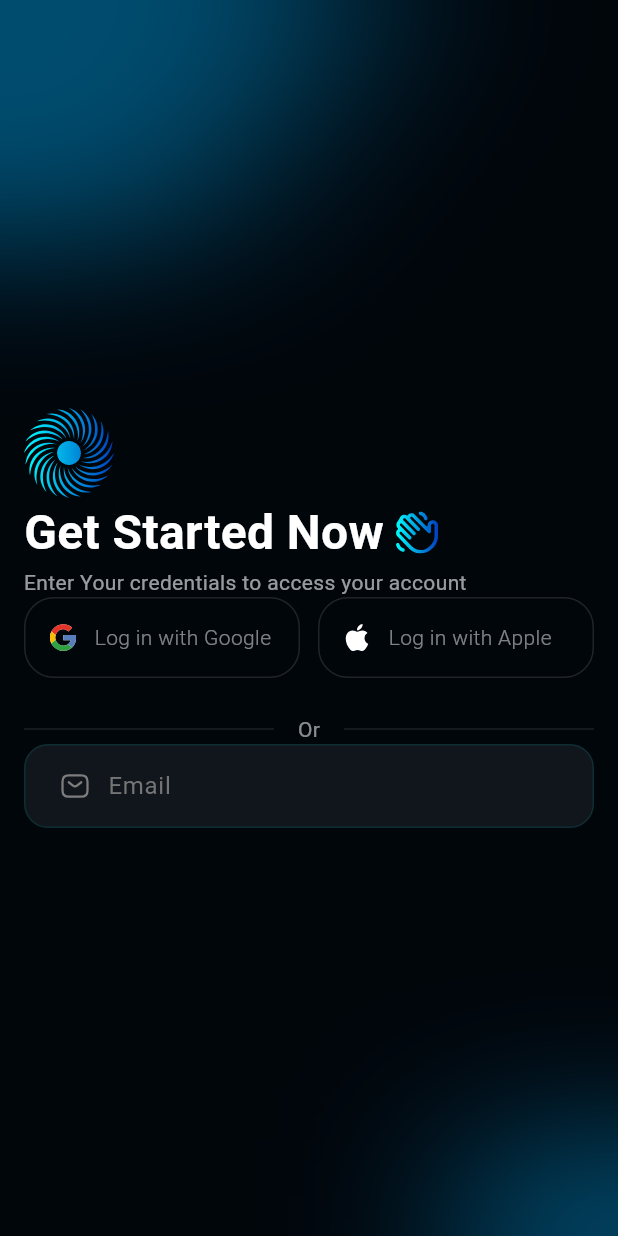
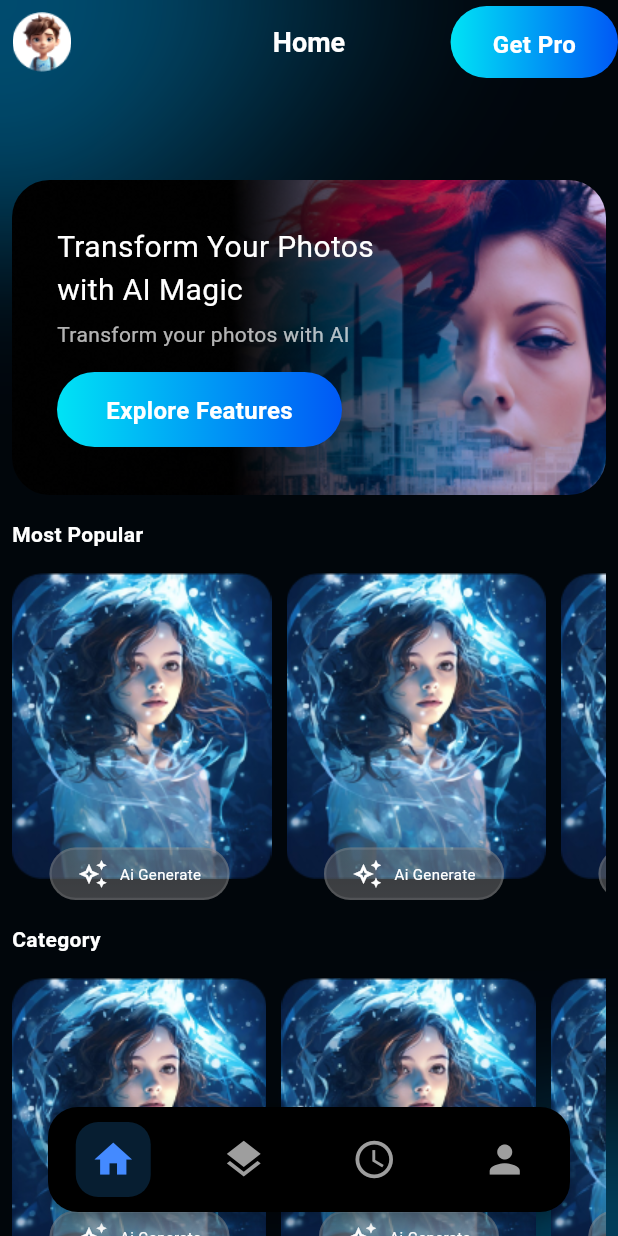
Before and after one commit to hasanchowdhury-codezzi/design-test, a Flutter app: the CustomScaffold screen opened directly, after a tap on "Log in with Google", on a phone screen of 412 x 824 dp. Run offline on Flutter 3.47's test engine with Material 3 defaults, Android fonts, the phone set to English and light mode, and no system bars; our stand-ins replace flutter_svg.

```diff
--- a/lib/main.dart
+++ b/lib/main.dart
@@ -16,8 +16,8 @@ class MyApp extends StatelessWidget {
       debugShowCheckedModeBanner: false,
       theme: ThemeData(
         colorScheme: ColorScheme.fromSeed(seedColor: Colors.deepPurple),
-        textTheme: TextTheme(
-          bodyMedium: const TextStyle(color: Colors.white),
+        textTheme: const TextTheme(
+          bodyMedium: TextStyle(color: Colors.white),
         ),
         useMaterial3: true,
       ),
--- /dev/null
+++ b/lib/screens/home/components/category_custom_card.dart
@@ -0,0 +1,83 @@
+import 'package:flutter/material.dart';
+
+class CategoryCustomCard extends StatelessWidget {
+  const CategoryCustomCard({super.key});
+
+  @override
+  Widget build(BuildContext context) {
+    return SizedBox(
+      height: 200,
+      child: ListView.separated(
+          scrollDirection: Axis.horizontal,
+          itemBuilder: (context, index) {
+            return SizedBox(
+              height: 218,
+              child: Stack(
+                // alignment: Alignment.centerLeft,
+                children: [
+                  Image.asset('assets/images/popular_image1.png'),
+                  Positioned(
+                    bottom: 10,
+                    left: 25,
+                    child: Row(
+                      children: [
+                        InkWell(
+                          onTap: () {},
+                          highlightColor: Colors.transparent,
+                          splashColor: Colors.transparent,
+                          child: Container(
+                            width: 120,
+                            height: 35,
+                            decoration: BoxDecoration(
+                              boxShadow: [
+                                BoxShadow(
+                                  color: Colors.white.withOpacity(0.3),
+                                )
+                              ],
+                              gradient: LinearGradient(
+                                begin: Alignment.topCenter,
+                                end: Alignment.bottomCenter,
+                                colors: [
+                                  Colors.black.withOpacity(0.3),
+                                  Colors.black.withOpacity(0.2),
+                                ],
+                              ),
+                              borderRadius: BorderRadius.circular(75.0),
+                              border: Border.all(
+                                color: Colors.white.withOpacity(0.1),
+                                width: 1.5,
+                              ),
+                            ),
+                            alignment: Alignment.center,
+                            child: const Row(
+                              mainAxisAlignment: MainAxisAlignment.center,
+                              children: [
+                                Icon(Icons.auto_awesome_outlined, color: Colors.white, size: 20),
+                                SizedBox(width: 8),
+                                Text(
+                                  'Ai Generate',
+                                  style: TextStyle(
+                                    color: Colors.white,
+                                    fontSize: 10,
+                                  ),
+                                ),
+                              ],
+                            ),
+                          ),
+                        ),
+                      ],
+                    ),
+                  ),
+                ],
+              ),
+            );
+          },
+          separatorBuilder: (context, index) {
+            return const SizedBox(
+              width: 10,
+            );
+          },
+          itemCount: 4),
+    );
+  }
+}
--- /dev/null
+++ b/lib/screens/home/components/popular_custom_card.dart
@@ -0,0 +1,85 @@
+import 'package:flutter/material.dart';
+
+class PopularCustomCard extends StatelessWidget {
+  const PopularCustomCard({
+    super.key,
+  });
+
+  @override
+  Widget build(BuildContext context) {
+    return SizedBox(
+      height: 218,
+      child: ListView.separated(
+          scrollDirection: Axis.horizontal,
+          itemBuilder: (context, index) {
+            return SizedBox(
+              height: 218,
+              child: Stack(
+                // alignment: Alignment.centerLeft,
+                children: [
+                  Image.asset('assets/images/popular_image1.png'),
+                  Positioned(
+                    bottom: 00,
+                    left: 25,
+                    child: Row(
+                      children: [
+                        InkWell(
+                          onTap: () {},
+                          highlightColor: Colors.transparent,
+                          splashColor: Colors.transparent,
+                          child: Container(
+                            width: 120,
+                            height: 35,
+                            decoration: BoxDecoration(
+                              boxShadow: [
+                                BoxShadow(
+                                  color: Colors.white.withOpacity(0.3),
+                                )
+                              ],
+                              gradient: LinearGradient(
+                                begin: Alignment.topCenter,
+                                end: Alignment.bottomCenter,
+                                colors: [
+                                  Colors.black.withOpacity(0.3),
+                                  Colors.black.withOpacity(0.2),
+                                ],
+                              ),
+                              borderRadius: BorderRadius.circular(75.0),
+                              border: Border.all(
+                                color: Colors.white.withOpacity(0.1),
+                                width: 1.5,
+                              ),
+                            ),
+                            alignment: Alignment.center,
+                            child: const Row(
+                              mainAxisAlignment: MainAxisAlignment.center,
+                              children: [
+                                Icon(Icons.auto_awesome_outlined, color: Colors.white, size: 20),
+                                SizedBox(width: 8),
+                                Text(
+                                  'Ai Generate',
+                                  style: TextStyle(
+                                    color: Colors.white,
+                                    fontSize: 10,
+                                  ),
+                                ),
+                              ],
+                            ),
+                          ),
+                        ),
+                      ],
+                    ),
+                  ),
+                ],
+              ),
+            );
+          },
+          separatorBuilder: (context, index) {
+            return const SizedBox(
+              width: 10,
+            );
+          },
+          itemCount: 4),
+    );
+  }
+}
--- /dev/null
+++ b/lib/screens/home/home_screen.dart
@@ -0,0 +1,136 @@
+import 'package:design_test/screens/home/components/category_custom_card.dart';
+import 'package:design_test/screens/home/components/popular_custom_card.dart';
+import 'package:design_test/screens/photo-edit/photo_edit_screen.dart';
+import 'package:design_test/shared/customElevatedButton.dart';
+import 'package:design_test/shared/custom_app_bar.dart';
+import 'package:design_test/shared/custom_bottom_nav_bar.dart';
+import 'package:design_test/shared/custom_scaffold.dart';
+import 'package:flutter/material.dart';
+
+class HomeScreen extends StatefulWidget {
+  const HomeScreen({super.key});
+
+  @override
+  State<HomeScreen> createState() => _HomeScreenState();
+}
+
+class _HomeScreenState extends State<HomeScreen> {
+  int _selectedIndex = 0;
+
+  void _onItemTapped(int index) {
+    setState(() {
+      _selectedIndex = index;
+    });
+  }
+
+  @override
+  Widget build(BuildContext context) {
+    return CustomScaffold(
+      appBar: const CustomAppBar(),
+      bottomNabBar: CustomBottomNavBar(
+        currentIndex: _selectedIndex,
+        onTap: _onItemTapped,
+      ),
+      body: Column(
+        children: [
+          const SizedBox(height: 60), // height of the appbar
+          Expanded(
+            child: SingleChildScrollView(
+              physics: const AlwaysScrollableScrollPhysics(parent: BouncingScrollPhysics()),
+              child: Container(
+                padding: const EdgeInsets.only(
+                  left: 8.0,
+                  right: 8.0,
+                  top: 0,
+                ),
+                child: Column(
+                  // mainAxisAlignment: MainAxisAlignment.center,
+                  crossAxisAlignment: CrossAxisAlignment.start,
+                  children: [
+                    Container(
+                      width: double.infinity, // Set the desired width
+                      height: 210, // Set the desired height
+                      decoration: BoxDecoration(
+                        shape: BoxShape.rectangle, // Use BoxShape.rectangle for rounded rectangle
+                        borderRadius: BorderRadius.circular(25), // Adjust for roundness
+                        image: const DecorationImage(
+                          image: AssetImage('assets/images/image.png'), // Your image asset
+                          fit: BoxFit.cover, // Adjust how the image fits
+                        ),
+                      ),
+                      child: Padding(
+                        padding: const EdgeInsets.all(30.0),
+                        child: Row(
+                          children: [
+                            Expanded(
+                              flex: 8,
+                              child: Column(
+                                crossAxisAlignment: CrossAxisAlignment.start,
+                                children: [
+                                  const Text(
+                                    'Transform Your Photos with AI Magic',
+                                    style: TextStyle(fontSize: 20),
+                                  ),
+                                  const SizedBox(
+                                    height: 5,
+                                  ),
+                                  Text(
+                                    'Transform your photos with AI',
+                                    style: TextStyle(fontSize: 14, color: Colors.white.withOpacity(0.7)),
+                                  ),
+                                  const SizedBox(
+                                    height: 15,
+                                  ),
+                                  SizedBox(
+                                    width: 190,
+                                    height: 50,
+                                    child: GradientButton(
+                                      onPressed: () {
+                                        Navigator.of(context).push(MaterialPageRoute(builder: (context) => const PhotoEditScreen()));
+                                      },
+                                      text: 'Explore Features',
+                                    ),
+                                  )
+                                ],
+                              ),
+                            ),
+                            const Expanded(
+                              flex: 3,
+                              child: SizedBox(),
+                            )
+                          ],
+                        ),
+                      ),
+                    ),
+                    const SizedBox(
+                      height: 16,
+                    ),
+                    const Text(
+                      'Most Popular',
+                      style: TextStyle(fontWeight: FontWeight.bold),
+                    ),
+                    const SizedBox(
+                      height: 16,
+                    ),
+                    const PopularCustomCard(),
+                    const SizedBox(
+                      height: 16,
+                    ),
+                    const Text(
+                      'Category',
+                      style: TextStyle(fontWeight: FontWeight.bold),
+                    ),
+                    const SizedBox(
+                      height: 16,
+                    ),
+                    const CategoryCustomCard(),
+                  ],
+                ),
+              ),
+            ),
+          ),
+        ],
+      ),
+    );
+  }
+}
--- a/lib/screens/login/login_screen.dart
+++ b/lib/screens/login/login_screen.dart
@@ -1,4 +1,5 @@
 import 'package:design_test/constants.dart';
+import 'package:design_test/screens/home/home_screen.dart';
 import 'package:design_test/shared/custom_scaffold.dart';
 import 'package:design_test/shared/custom_social_button.dart';
 import 'package:flutter/material.dart';
@@ -43,7 +44,9 @@ class LoginScreen extends StatelessWidget {
                 Expanded(
                   child: CustomSocialButton(
                     text: 'Log in with Google',
-                    onPressed: () {},
+                    onPressed: () {
+                      Navigator.of(context).push(MaterialPageRoute(builder: (context) => const HomeScreen()));
+                    },
                     imgUrl: 'assets/images/google_icon.svg',
                   ),
                 ),
@@ -79,7 +82,64 @@ class LoginScreen extends StatelessWidget {
                 ),
               ],
             ),
-            const CustomTextFormField(),
+            Form(
+              child: Column(
+                crossAxisAlignment: CrossAxisAlignment.start,
+                children: [
+                  const Text(
+                    'Email',
+                    style: TextStyle(fontSize: 12),
+                  ),
+                  const CustomTextFormField(
+                    hintText: 'Email',
+                    imgUrl: 'assets/images/email_icon.svg',
+                  ),
+                  const Row(
+                    mainAxisAlignment: MainAxisAlignment.spaceBetween,
+                    children: [
+                      Text(
+                        'Password',
+                        style: TextStyle(fontSize: 12),
+                      ),
+                      Text(
+                        'Forget Password',
+                        style: TextStyle(fontSize: 12),
+                      ),
+                    ],
+                  ),
+                  CustomTextFormField(
+                    hintText: 'password',
+                    imgUrl: 'assets/images/lock_icon.svg',
+                    suffixIcon: SvgPicture.asset(
+                      'assets/images/lock_icon.svg',
+                      width: 16,
+                    ),
+                  ),
+                ],
+              ),
+            ),
+            Align(
+              alignment: Alignment.center,
+              child: RichText(
+                text: TextSpan(
+                  text: 'Don\'t have account?', // Default style for this part
+                  style: TextStyle(
+                    fontSize: 14,
+                    color: Colors.white.withOpacity(0.5),
+                  ),
+                  children: const [
+                    TextSpan(
+                      text: ' Sign up',
+                      style: TextStyle(
+                        fontWeight: FontWeight.bold,
+                        color: Colors.white,
+                        fontSize: 14,
+                      ),
+                    ),
+                  ],
+                ),
+              ),
+            ),
           ],
         ),
       ),
@@ -88,8 +148,15 @@ class LoginScreen extends StatelessWidget {
 }
 
 class CustomTextFormField extends StatelessWidget {
+  final String hintText;
+  final String imgUrl;
+  final Widget? suffixIcon;
+
   const CustomTextFormField({
     super.key,
+    required this.hintText,
+    required this.imgUrl,
+    this.suffixIcon,
   });
 
   @override
@@ -97,18 +164,19 @@ class CustomTextFormField extends StatelessWidget {
     return TextFormField(
       textInputAction: TextInputAction.next,
       decoration: InputDecoration(
-        hintText: "Email",
+        hintText: hintText,
         floatingLabelBehavior: FloatingLabelBehavior.always,
         hintStyle: const TextStyle(color: Color(0xFF757575)),
         prefixIcon: Padding(
           padding: const EdgeInsets.only(
             left: 24,
-            right: 8,
+            right: 10,
           ), // Add padding around the icon
           child: SvgPicture.asset(
-            'assets/images/email_icon.svg',
+            imgUrl,
           ),
         ),
+        suffix: suffixIcon,
         fillColor: const Color(0xff10161C),
         filled: true,
         border: OutlineInputBorder(
--- /dev/null
+++ b/lib/screens/photo-edit/photo_edit_screen.dart
@@ -0,0 +1,29 @@
+import 'package:design_test/shared/custom_scaffold.dart';
+import 'package:flutter/material.dart';
+
+class PhotoEditScreen extends StatelessWidget {
+  const PhotoEditScreen({super.key});
+
+  @override
+  Widget build(BuildContext context) {
+    return CustomScaffold(
+        body: Column(
+      children: [
+        Expanded(
+          child: Container(
+            decoration: BoxDecoration(
+              shape: BoxShape.rectangle, // Use BoxShape.rectangle for rounded rectangle
+              borderRadius: BorderRadius.circular(25), // Adjust for roundness
+              image: const DecorationImage(
+                image: AssetImage('assets/images/image.png'), // Your image asset
+                fit: BoxFit.cover, // Adjust how the image fits
+              ),
+            ),
+            // child: ,
+          ),
+        ),
+        const Expanded(child: SizedBox())
+      ],
+    ));
+  }
+}
--- /dev/null
+++ b/lib/shared/custom_app_bar.dart
@@ -0,0 +1,38 @@
+import 'package:design_test/shared/customElevatedButton.dart';
+import 'package:flutter/material.dart';
+
+class CustomAppBar extends StatelessWidget implements PreferredSizeWidget {
+  const CustomAppBar({super.key});
+
+  @override
+  Size get preferredSize => const Size.fromHeight(60);
+
+  @override
+  Widget build(BuildContext context) {
+    return AppBar(
+      elevation: 0,
+      // Removes the shadow
+      backgroundColor: Colors.transparent,
+      // Adjust color as needed
+      leading: Padding(padding: const EdgeInsets.all(8.0), child: Image.asset('assets/images/avatar.png')),
+      centerTitle: true,
+      title: const Text(
+        "Home",
+        style: TextStyle(
+          color: Colors.white,
+          fontSize: 18,
+          fontWeight: FontWeight.bold,
+        ),
+      ),
+      actions: [
+        SizedBox(
+          height: 48,
+          child: GradientButton(
+            text: 'Get Pro',
+            onPressed: () {},
+          ),
+        ),
+      ],
+    );
+  }
+}
--- /dev/null
+++ b/lib/shared/custom_bottom_nav_bar.dart
@@ -0,0 +1,111 @@
+import 'package:flutter/material.dart';
+
+class CustomBottomNavBar extends StatelessWidget {
+  final int currentIndex;
+  final Function(int) onTap;
+
+  const CustomBottomNavBar({
+    super.key,
+    required this.currentIndex,
+    required this.onTap,
+  });
+
+  @override
+  Widget build(BuildContext context) {
+    return Container(
+      height: 70,
+      margin: const EdgeInsets.symmetric(horizontal: 32, vertical: 16),
+      decoration: BoxDecoration(
+        color: Colors.black,
+        borderRadius: BorderRadius.circular(20), // Rounded corners
+        boxShadow: [
+          BoxShadow(
+            color: Colors.black.withOpacity(0.3),
+            blurRadius: 10,
+            offset: const Offset(0, 4), // Shadow under the navbar
+          ),
+        ],
+      ),
+      child: Row(
+        mainAxisAlignment: MainAxisAlignment.spaceAround,
+        children: List.generate(4, (index) {
+          // Icon properties
+          final List<IconData> icons = [
+            Icons.home,
+            Icons.layers,
+            Icons.access_time,
+            Icons.person,
+          ];
+
+          return GestureDetector(
+            onTap: () => onTap(index), // Call the function when tapped
+            child: AnimatedContainer(
+              duration: const Duration(milliseconds: 300),
+              padding: const EdgeInsets.all(10),
+              decoration: BoxDecoration(
+                color: currentIndex == index
+                    ? Colors.blue.withOpacity(0.2) // Active background
+                    : Colors.transparent,
+                borderRadius: BorderRadius.circular(15),
+              ),
+              child: Icon(
+                icons[index],
+                size: 30,
+                color: currentIndex == index
+                    ? Colors.blueAccent // Active icon color
+                    : Colors.grey, // Inactive icon color
+              ),
+            ),
+          );
+        }),
+      ),
+    );
+  }
+}
+
+class CustomNavBarItem extends StatelessWidget {
+  final bool isActive;
+  final IconData icon;
+
+  const CustomNavBarItem({
+    super.key,
+    required this.isActive,
+    required this.icon,
+  });
+
+  @override
+  Widget build(BuildContext context) {
+    return AnimatedContainer(
+      duration: const Duration(milliseconds: 300),
+      padding: const EdgeInsets.all(8),
+      decoration: BoxDecoration(
+        gradient: isActive
+            ? const LinearGradient(
+                colors: [
+                  Color(0xFF0D47A1), // Dark blue
+                  Color(0xFF42A5F5), // Light blue
+                ],
+                begin: Alignment.topCenter,
+                end: Alignment.bottomCenter,
+              )
+            : null,
+        color: isActive ? null : Colors.transparent,
+        shape: BoxShape.circle,
+        boxShadow: isActive
+            ? [
+                BoxShadow(
+                  color: Colors.blue.withOpacity(0.5),
+                  blurRadius: 20,
+                  offset: const Offset(0, 8),
+                ),
+              ]
+            : [],
+      ),
+      child: Icon(
+        icon,
+        size: 36,
+        color: isActive ? Colors.white : Colors.grey.withOpacity(0.6), // Inactive icon color
+      ),
+    );
+  }
+}
--- a/lib/shared/custom_scaffold.dart
+++ b/lib/shared/custom_scaffold.dart
@@ -5,11 +5,18 @@ import 'package:flutter/material.dart';
 
 class CustomScaffold extends StatelessWidget {
   final Widget body;
-  const CustomScaffold({super.key, required this.body});
+  final PreferredSizeWidget? appBar;
+  final Widget? bottomNabBar;
+
+  const CustomScaffold({super.key, required this.body, this.appBar, this.bottomNabBar});
 
   @override
   Widget build(BuildContext context) {
     return Scaffold(
+      extendBody: true,
+      extendBodyBehindAppBar: true,
+      appBar: appBar,
+      bottomNavigationBar: bottomNabBar,
       body: Stack(
         children: [
           // Background Blur Effect
@@ -35,7 +42,7 @@ class CustomScaffold extends StatelessWidget {
                       AppColors.kGradientColor,
                       AppColors.kSecondaryColor,
                     ],
-                    stops: [0.5, 1.0],
+                    stops: [0.3, 1.0],
                   ),
                 ),
               ),
@@ -71,12 +78,35 @@ class CustomScaffold extends StatelessWidget {
               ),
             ),
           ),
-          // Main Login UI
+
           SizedBox(
             width: double.maxFinite,
             height: double.maxFinite,
-            child: body,
-          )
+            child: Column(
+              children: [
+                const SizedBox(height: 60.0),
+                Flexible(child: body),
+              ],
+            ),
+          ),
+
+          // app bar
+          // if (appBar != null)
+          //   Positioned(
+          //     top: 0,
+          //     left: 0,
+          //     right: 0,
+          //     child: appBar!,
+          //   ),
+
+          // // bottom navbar
+          // if (bottomNabBar != null)
+          //   Positioned(
+          //     left: 0,
+          //     right: 0,
+          //     bottom: 0,
+          //     child: bottomNabBar!,
+          //   ),
         ],
       ),
     );
--- a/lib/shared/custom_social_button.dart
+++ b/lib/shared/custom_social_button.dart
@@ -5,13 +5,14 @@ class CustomSocialButton extends StatelessWidget {
   final VoidCallback onPressed;
   final String text;
   final String imgUrl;
+
   const CustomSocialButton({
     super.key,
     required this.onPressed,
     required this.text,
     required this.imgUrl,
   });
-// /Color(0xff319F43).withOpacity(0.2)
+
   @override
   Widget build(BuildContext context) {
     return InkWell(
@@ -20,15 +21,15 @@ class CustomSocialButton extends StatelessWidget {
       splashColor: Colors.transparent,
       child: Container(
         decoration: BoxDecoration(
-          color: Colors.transparent, // Transparent background
+          color: Colors.transparent,
           border: Border.all(
-            color: Colors.grey.withOpacity(0.2), // Border color matching the style
+            color: Colors.grey.withOpacity(0.2),
           ),
           borderRadius: BorderRadius.circular(20),
         ),
         padding: const EdgeInsets.symmetric(vertical: 16, horizontal: 16),
         child: Row(
-          mainAxisSize: MainAxisSize.min,
+          mainAxisAlignment: MainAxisAlignment.center,
           children: [
             // Google logo
             SvgPicture.asset(
@@ -47,7 +48,6 @@ class CustomSocialButton extends StatelessWidget {
             ),
           ],
         ),
-
       ),
     );
   }
```
Also changed, not shown: assets/images/avatar.png (added), assets/images/image.png (added), assets/images/photo.png (added), assets/images/popular_image1.png (added).
